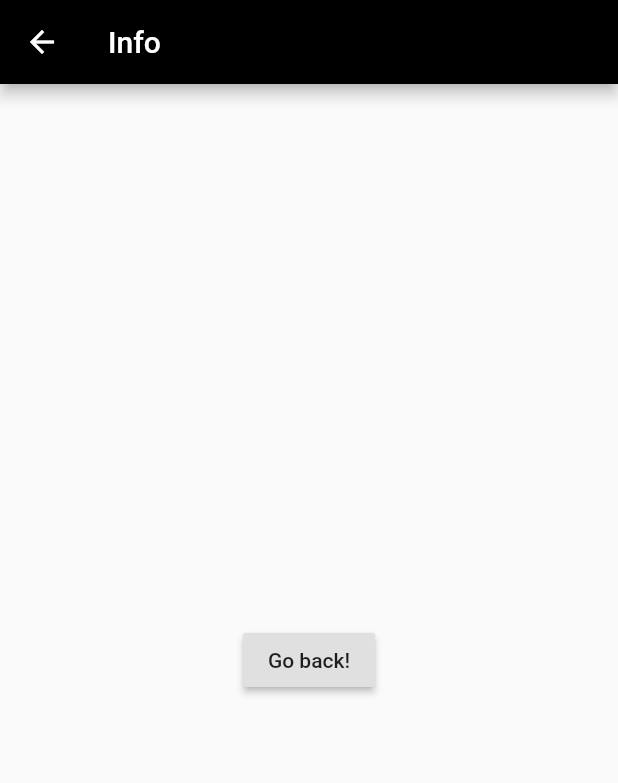
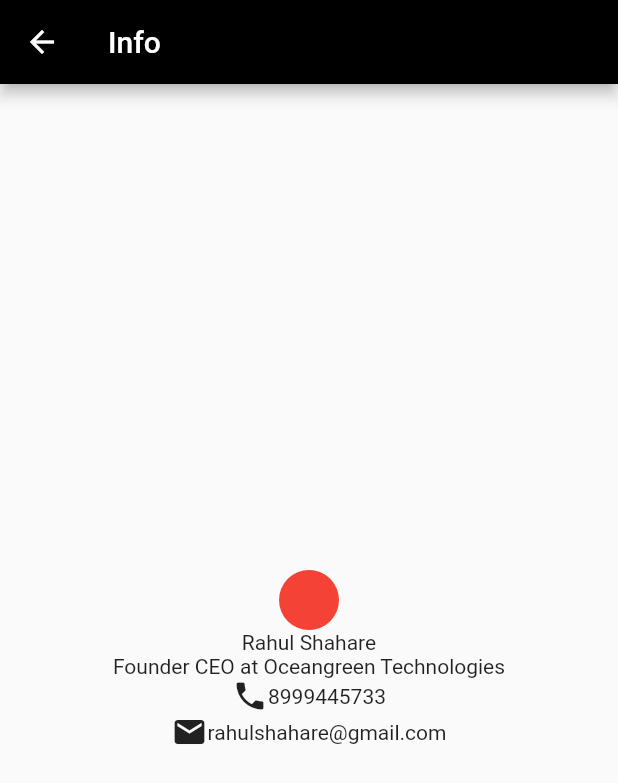
Before and after one commit to Rahulshahare/SaregamaApp, a Flutter app: the SecondRoute screen opened directly, on a phone screen of 412 x 824 dp. Shown: the top 783 px of the screen. Run offline on Flutter 3.47's test engine with Material 2 defaults, Android fonts, the phone set to English and light mode, and no system bars; our stand-ins replace audioplayers, double_back_to_close_app; Roboto replaces fonts that are missing (Pacifoco).

Commit message:
creating ui for showing information

```diff
--- a/lib/main.dart
+++ b/lib/main.dart
@@ -10,7 +10,7 @@ void main() {
   //runApp(MyApp());
   runApp(
     MaterialApp(
-      home: MyApp(),
+      home: SecondRoute(),
       title: 'SaReGaMa App',
       )
     );
@@ -116,14 +116,35 @@ class SecondRoute extends StatelessWidget {
         title: Text("Info"),
         backgroundColor: Colors.black,
       ),
-      body: Center(
-        child: RaisedButton(
-          onPressed: () {
-            Navigator.pop(context);
-          },
-          child: Text('Go back!'),
-        ),
-      ),
+      body: Column(
+          mainAxisAlignment: MainAxisAlignment.center,
+          children: [
+            CircleAvatar(
+              backgroundColor: Colors.red,
+            ),
+            Text(
+              'Rahul Shahare',
+              style: TextStyle(
+                fontFamily:'Pacifoco' ,
+              ),
+              ),
+            Text('Founder CEO at Oceangreen Technologies'),
+            Row(
+              mainAxisAlignment: MainAxisAlignment.center,
+              children:<Widget> [
+                Icon(Icons.phone),
+                Text('8999445733'),
+              ],
+            ),
+            Row(
+              mainAxisAlignment: MainAxisAlignment.center,
+              children: <Widget>[
+                Icon(Icons.email),
+                Text('rahulshahare@gmail.com'),
+              ],
+            ),
+          ],
+      )
     );
   }
 }
```
